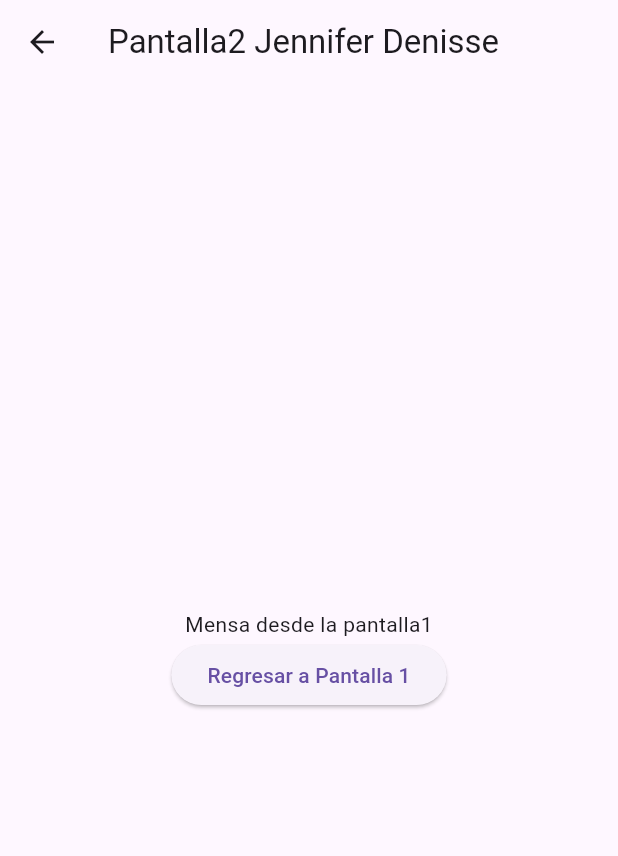
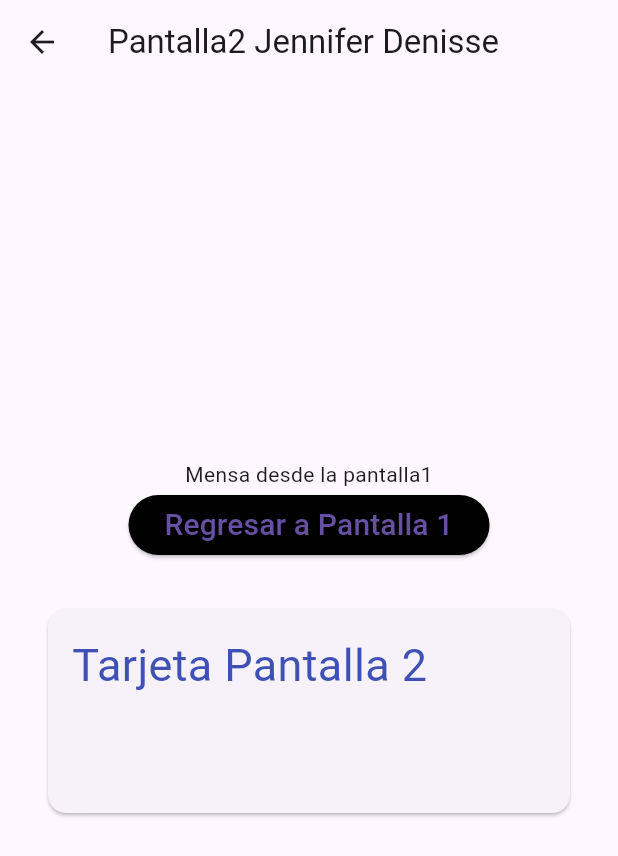
Before and after one commit to GarciaJ128/p12-entrepag-6I, a Flutter app: the screen it shows after launch, after a tap on "Vamos a la pantalla 2", on a phone screen of 412 x 824 dp. Shown: the top 856 px of the screen. Run offline on Flutter 3.47's test engine with Material 3 defaults, Android fonts, the phone set to English and light mode, and no system bars.

Commit message:
Update pantalla2.dart

```diff
--- a/lib/pantalla2.dart
+++ b/lib/pantalla2.dart
@@ -16,11 +16,29 @@ class Pantalla2 extends StatelessWidget {
           children: [
             Text(argumento),
             ElevatedButton(
-              child: const Text("Regresar a Pantalla 1"),
+              style: ElevatedButton.styleFrom(backgroundColor: Colors.black),
+              child: const Text(
+                "Regresar a Pantalla 1",
+                style: TextStyle(fontSize: 20),
+              ),
               onPressed: () {
                 Navigator.pop(context);
               },
-            )
+            ),
+            Container(
+              width: double.infinity,
+              height: 200,
+              child: Card(
+                margin: EdgeInsets.all(32),
+                child: Padding(
+                  padding: EdgeInsets.all(16),
+                  child: Text(
+                    'Tarjeta Pantalla 2',
+                    style: TextStyle(fontSize: 30, color: Colors.indigo),
+                  ),
+                ),
+              ),
+            ),
           ],
         ),
       ),
```
